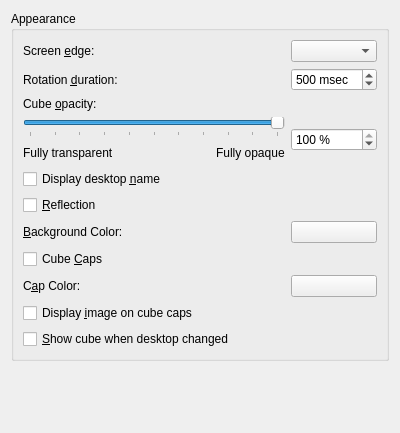
KDE/kwin, file effects/cube_config.ui: the form before one commit.
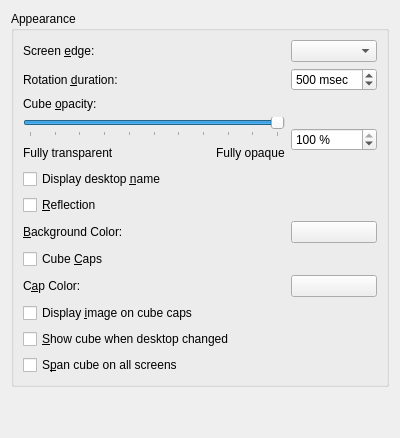
The form after the commit. Custom widgets are drawn as their Qt base class.

Commit message: Bring back optional one big cube for multi monitor setup. One big cube is used for desktop changed but not the default for ctrl+f11 mode. BUG: 168404

```diff
--- a/effects/cube_config.ui
+++ b/effects/cube_config.ui
@@ -6,7 +6,7 @@
     <x>0</x>
     <y>0</y>
     <width>400</width>
-    <height>433</height>
+    <height>438</height>
    </rect>
   </property>
   <layout class="QVBoxLayout" >
@@ -193,6 +193,13 @@
         </property>
        </widget>
       </item>
+      <item row="15" column="0" >
+       <widget class="QCheckBox" name="bigCubeBox" >
+        <property name="text" >
+         <string>S&amp;pan cube on all screens</string>
+        </property>
+       </widget>
+      </item>
      </layout>
     </widget>
    </item>
```
The commit also changes 3 other files.
